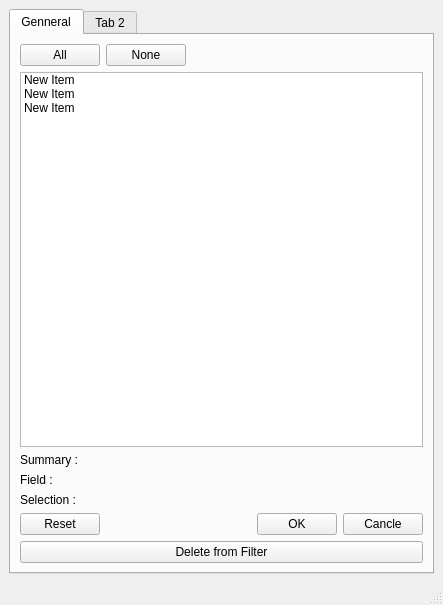
The window that filterDimen.ui (ThanawatKMUTNB/DataViz) describes before a commit, drawn with Qt 5.
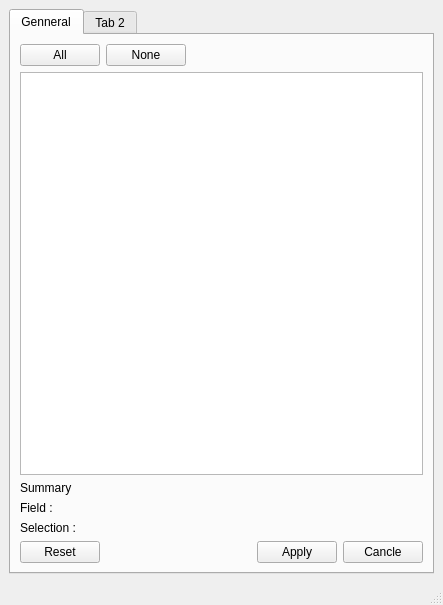
The same window after the commit.

Commit message: set for filter dimen

```diff
--- a/filterDimen.ui
+++ b/filterDimen.ui
@@ -56,6 +56,13 @@
           </item>
          </layout>
         </item>
+        <item row="3" column="0">
+         <widget class="QLabel" name="fieldLabel">
+          <property name="text">
+           <string>Field :</string>
+          </property>
+         </widget>
+        </item>
         <item row="1" column="0">
          <widget class="QListWidget" name="filterItemListWidget">
           <property name="focusPolicy">
@@ -68,48 +75,7 @@
            <set>QAbstractItemView::DoubleClicked|QAbstractItemView::EditKeyPressed</set>
           </property>
           <property name="selectionMode">
-           <enum>QAbstractItemView::MultiSelection</enum>
-          </property>
-          <item>
-           <property name="text">
-            <string>New Item</string>
-           </property>
-           <property name="checkState">
-            <enum>Unchecked</enum>
-           </property>
-           <property name="flags">
-            <set>ItemIsSelectable|ItemIsDragEnabled|ItemIsUserCheckable|ItemIsEnabled|ItemIsTristate</set>
-           </property>
-          </item>
-          <item>
-           <property name="text">
-            <string>New Item</string>
-           </property>
-           <property name="checkState">
-            <enum>Unchecked</enum>
-           </property>
-          </item>
-          <item>
-           <property name="text">
-            <string>New Item</string>
-           </property>
-           <property name="checkState">
-            <enum>Unchecked</enum>
-           </property>
-          </item>
-         </widget>
-        </item>
-        <item row="2" column="0">
-         <widget class="QLabel" name="summaryLabel">
-          <property name="text">
-           <string>Summary : </string>
-          </property>
-         </widget>
-        </item>
-        <item row="3" column="0">
-         <widget class="QLabel" name="fieldLabel">
-          <property name="text">
-           <string>Field :</string>
+           <enum>QAbstractItemView::SingleSelection</enum>
           </property>
          </widget>
         </item>
@@ -120,6 +86,13 @@
           </property>
          </widget>
         </item>
+        <item row="2" column="0">
+         <widget class="QLabel" name="summaryLabel">
+          <property name="text">
+           <string>Summary</string>
+          </property>
+         </widget>
+        </item>
         <item row="5" column="0">
          <layout class="QGridLayout" name="gridLayout_3">
           <item row="0" column="0">
@@ -132,7 +105,7 @@
           <item row="0" column="2">
            <widget class="QPushButton" name="okButton">
             <property name="text">
-             <string>OK</string>
+             <string>Apply</string>
             </property>
            </widget>
           </item>
@@ -158,13 +131,6 @@
           </item>
          </layout>
         </item>
-        <item row="6" column="0">
-         <widget class="QPushButton" name="deleteButton">
-          <property name="text">
-           <string>Delete from Filter</string>
-          </property>
-         </widget>
-        </item>
        </layout>
       </widget>
       <widget class="QWidget" name="tab_2">
@@ -185,7 +151,7 @@
      <x>0</x>
      <y>0</y>
      <width>443</width>
-     <height>26</height>
+     <height>21</height>
     </rect>
    </property>
   </widget>
```
The commit also changes 3 other files.
